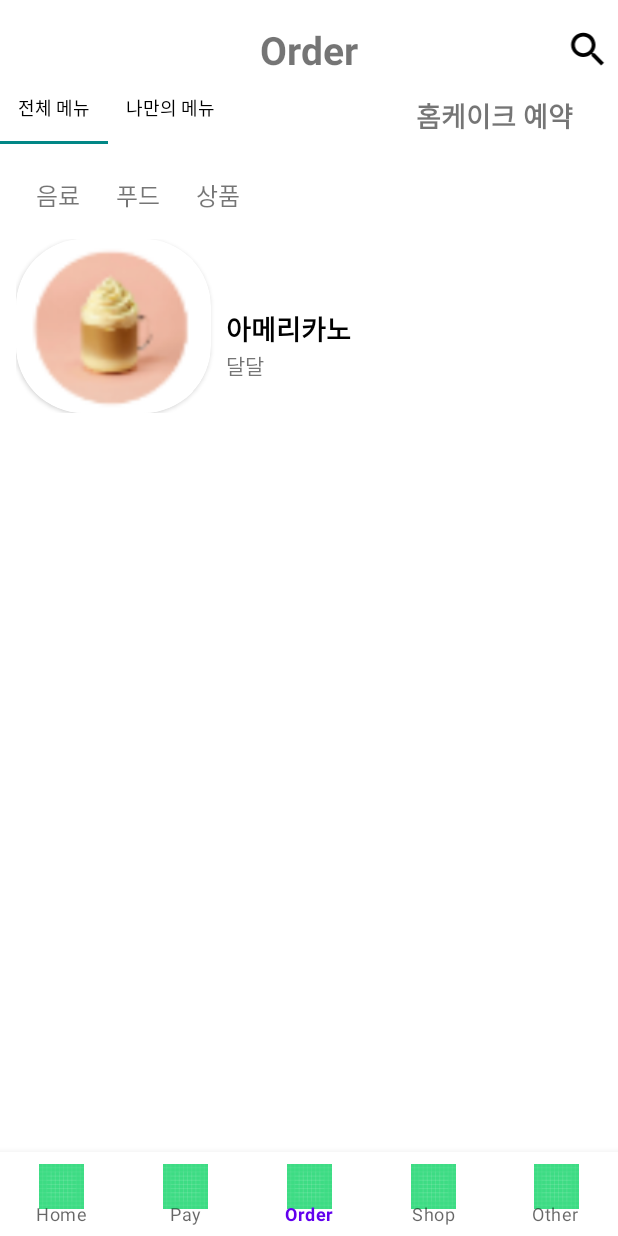
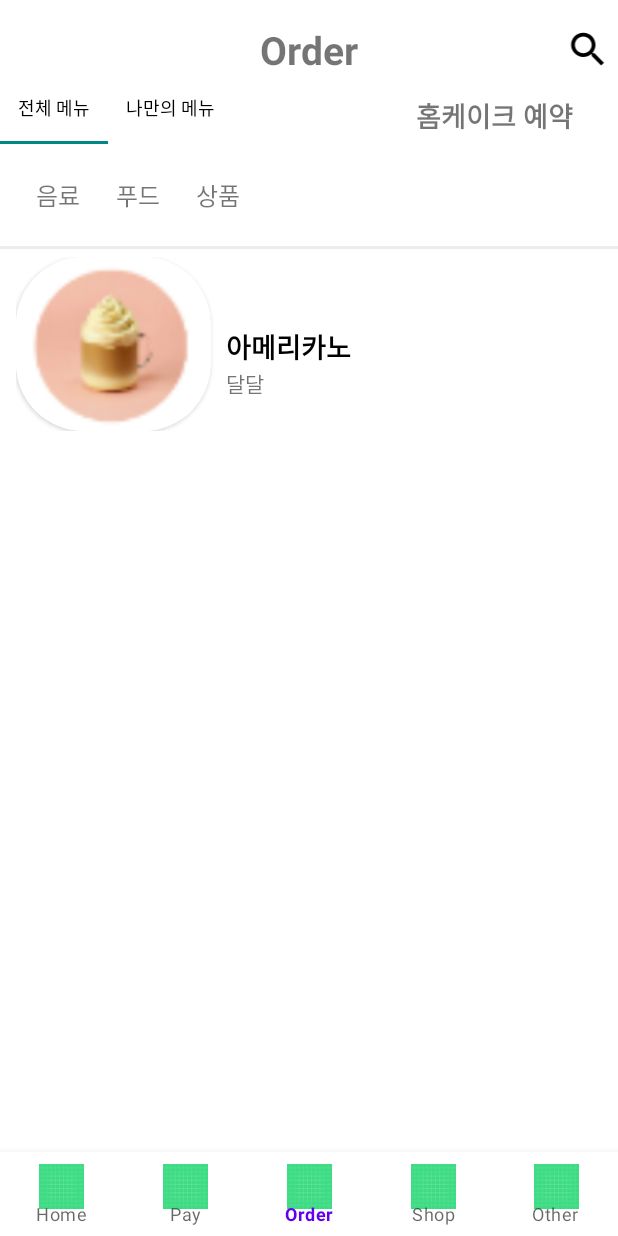
Before and after one commit to KUIT-1/KUIT_-HACKATHON_team_1_android, an Android app: the screen it shows after launch (MainActivity), item 3 of the bottom bar chosen, on a phone screen of 412 x 824 dp. Run offline under Robolectric (Android 15) with nearby library versions, the phone set to English and light mode, and no system bars.

Commit message:
menu 구분

```diff
--- a/app/src/main/java/com/example/kuit_team1_android/AllMenuFragment.kt
+++ b/app/src/main/java/com/example/kuit_team1_android/AllMenuFragment.kt
@@ -1,6 +1,8 @@
 package com.example.kuit_team1_android
 
+import android.icu.lang.UCharacter.GraphemeClusterBreak.L
 import android.os.Bundle
+import android.util.Log
 import android.view.LayoutInflater
 import android.view.View
 import android.view.ViewGroup
@@ -17,6 +19,8 @@ class AllMenuFragment : Fragment() {
     var allList : ArrayList<HomeItem> = arrayListOf()
     var foodList : ArrayList<HomeItem> = arrayListOf()
     var productList : ArrayList<HomeItem> = arrayListOf()
+    var homeItem = ArrayList<HomeItem>()
+
     override fun onCreateView(
         inflater: LayoutInflater,
         container: ViewGroup?,
@@ -28,45 +32,66 @@ class AllMenuFragment : Fragment() {
     override fun onViewCreated(view: View, savedInstanceState: Bundle?) {
         super.onViewCreated(view, savedInstanceState)
         initDummyData()
+
         starbucksMenuAdapter = starbucksMenuAdapter(drinkList)
+
         binding.categoryDrink.setOnClickListener {
+            Log.d("ClickEvent", "drink")
+            Log.d("ListSize", drinkList.size.toString())
+
             starbucksMenuAdapter = starbucksMenuAdapter((drinkList))
+            binding.starbucksMenuListRv.adapter = starbucksMenuAdapter
+
             starbucksMenuAdapter((drinkList)).notifyDataSetChanged()
         }
         binding.categoryFood.setOnClickListener {
+            Log.d("ClickEvent", "food")
+            Log.d("FoodListSize", foodList.size.toString())
+
+
             starbucksMenuAdapter = starbucksMenuAdapter((foodList))
+            binding.starbucksMenuListRv.adapter = starbucksMenuAdapter
+
             starbucksMenuAdapter((foodList)).notifyDataSetChanged()
         }
         binding.categoryProduct.setOnClickListener {
+            Log.d("ClickEvent", "product")
+
             starbucksMenuAdapter = starbucksMenuAdapter((productList))
+            binding.starbucksMenuListRv.adapter = starbucksMenuAdapter
+
             starbucksMenuAdapter((productList)).notifyDataSetChanged()
         }
+
         binding.starbucksMenuListRv.adapter = starbucksMenuAdapter
         binding.starbucksMenuListRv.layoutManager = GridLayoutManager(context, 1)
-//        starbucksMenuListRv!!.setOnItemClickListener(object : WebtoonAdapter.OnItemClickListener{
-//            override fun onItemClick(webtoonInfo: WebtoonCover) {
-//                val webtoonbundle = Bundle()
-//                val webToonDeatilFragment = WebtoonDetailFragment()
-//                val dataJson = Gson().toJson(webtoonInfo)
-//                webtoonbundle.putString("webtoonInfo", dataJson)
-//                webToonDeatilFragment.arguments = webtoonbundle
-//                parentFragment!!.parentFragmentManager.beginTransaction()
-//                    .replace(R.id.main_frm, webToonDeatilFragment).commit()
-//
-//            }
-//
-//        })
     }
     private fun initDummyData() {
         val dummydata = HomeItem(R.drawable.img,"아메리카노","달달",1)
-        drinkList.add(dummydata)
+//        drinkList.add(dummydata)
+
         allList.add(dummydata)
         val dummydata2 = HomeItem(R.drawable.img,"아메리카노2","달달",2)
-        foodList.add(dummydata2)
+//        foodList.add(dummydata2)
+
         allList.add(dummydata2)
         val dummydata3 = HomeItem(R.drawable.img,"아메리카노3","달달",3)
-        productList.add(dummydata3)
+//        productList.add(dummydata3)
+
         allList.add(dummydata3)
+
+        for (i in 0..allList.size-1){
+            if(allList[i].menuType==1){
+                drinkList.add(allList[i])
+            }else if (allList[i].menuType==2){
+                foodList.add(allList[i])
+            } else{
+                productList.add(allList[i])
+            }
+        }
+
+
         starbucksMenuAdapter?.notifyDataSetChanged()
     }
+
 }
--- a/app/src/main/res/drawable/btn_round_layout.xml
+++ b/app/src/main/res/drawable/btn_round_layout.xml
@@ -3,7 +3,10 @@
     <item>
         <shape android:shape="rectangle">
             <solid android:color="#FFFFFF" />
-            <corners android:radius="30dp" />
+            <corners android:topRightRadius="10dp"
+                android:topLeftRadius="10dp"
+                android:bottomLeftRadius="10dp"
+                android:bottomRightRadius="10dp"/>
             <stroke android:width="1dp" android:color="@color/MainColor" />
         </shape>
     </item>
--- a/app/src/main/res/layout/fragment_menu.xml
+++ b/app/src/main/res/layout/fragment_menu.xml
@@ -41,17 +41,26 @@
                 android:text="상품"
                 android:textSize="16sp"/>
         </LinearLayout>
+
+        <View
+            android:id="@+id/sep_line"
+            android:layout_width="match_parent"
+            android:layout_height="2dp"
+            android:layout_gravity="center"
+            android:layout_marginVertical="10dp"
+            app:layout_constraintTop_toBottomOf="@id/category_ll"
+            android:background="@color/gray" />
         <androidx.recyclerview.widget.RecyclerView
             android:id="@+id/starbucks_menu_list_rv"
             android:layout_width="match_parent"
-            android:layout_height="match_parent"
+            android:layout_height="wrap_content"
             android:layout_marginHorizontal="5dp"
             app:layout_constraintEnd_toEndOf="parent"
             tools:listitem="@layout/item_starbucks_menu"
             app:layoutManager="androidx.recyclerview.widget.GridLayoutManager"
             app:spanCount="1"
             app:layout_constraintStart_toStartOf="parent"
-            app:layout_constraintTop_toBottomOf="@id/category_ll"/>
+            app:layout_constraintTop_toBottomOf="@id/sep_line"/>
 
 
     </androidx.constraintlayout.widget.ConstraintLayout>
```
Also changed, not shown: app/src/main/java/com/example/kuit_team1_android/RetrofitInterface.kt (+6 -7 lines).
